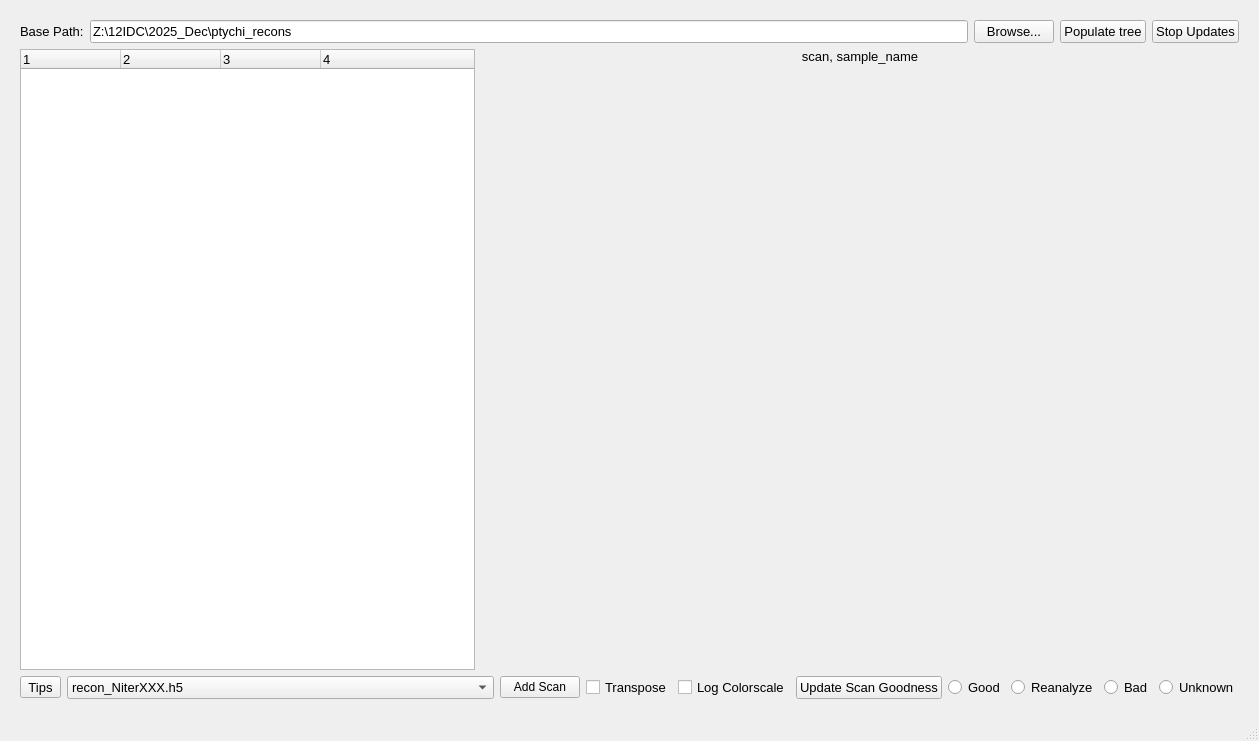
First picture: the form in ptychi_file_browser.ui, repository jooneal225/ptychi-file-browser, before the edit.
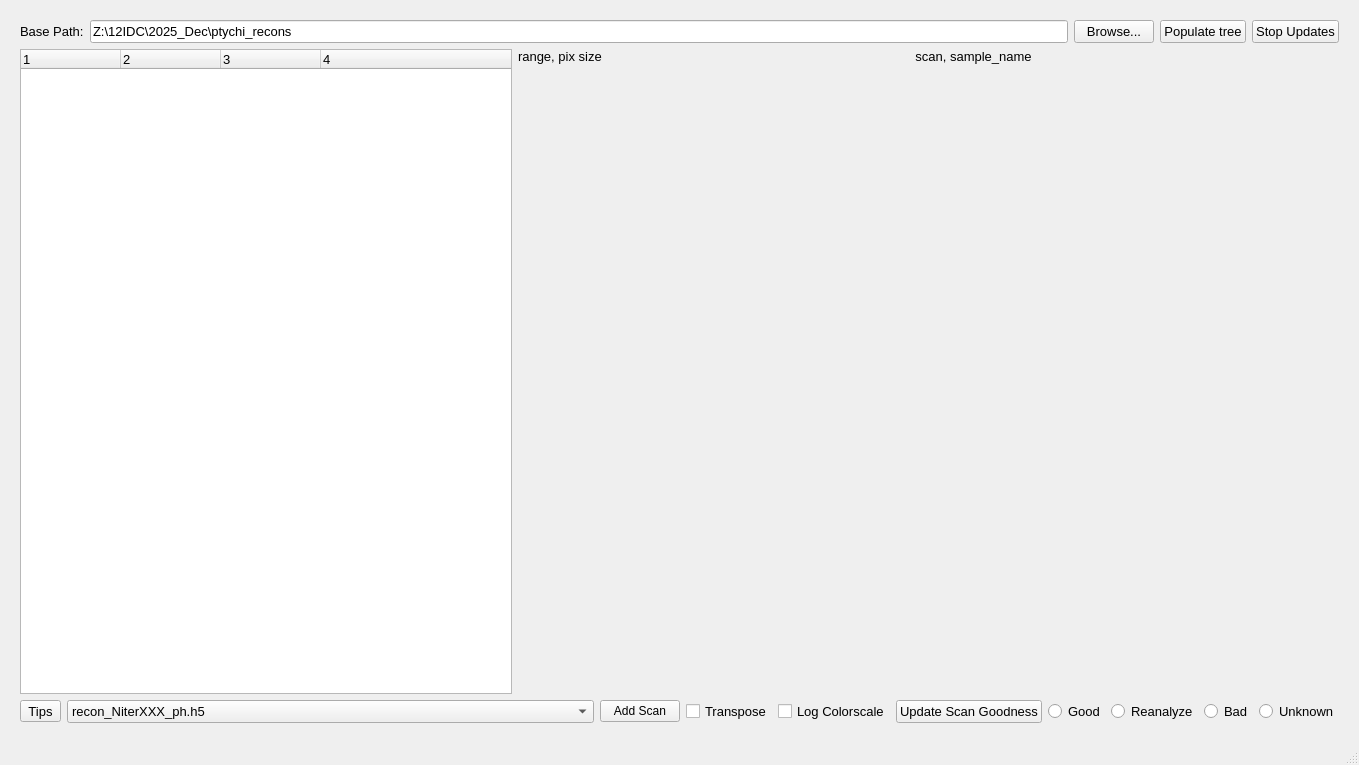
Second picture: the form after the edit.

Commit message: Add measurement tools, image info label, and new recon variants

```diff
--- a/ptychi_file_browser.ui
+++ b/ptychi_file_browser.ui
@@ -6,8 +6,8 @@
    <rect>
     <x>0</x>
     <y>0</y>
-    <width>1259</width>
-    <height>741</height>
+    <width>1359</width>
+    <height>765</height>
    </rect>
   </property>
   <property name="windowTitle">
@@ -27,7 +27,7 @@
     <property name="bottomMargin">
      <number>20</number>
     </property>
-    <item row="0" column="0">
+    <item row="1" column="0">
      <layout class="QVBoxLayout" name="verticalLayout">
       <item>
        <layout class="QHBoxLayout" name="horizontalLayout">
@@ -130,6 +130,20 @@
         <item>
          <layout class="QVBoxLayout" name="verticalLayout_2">
           <item>
+           <layout class="QHBoxLayout" name="horizontalLayout_4">
+            <item>
+             <widget class="QLabel" name="label_plot_info">
+              <property name="font">
+               <font>
+                <pointsize>10</pointsize>
+               </font>
+              </property>
+              <property name="text">
+               <string>range, pix size</string>
+              </property>
+             </widget>
+            </item>
+            <item>
            <widget class="QLabel" name="label_plot_1">
             <property name="sizePolicy">
              <sizepolicy hsizetype="Expanding" vsizetype="Preferred">
@@ -150,6 +164,8 @@
             </property>
            </widget>
           </item>
+           </layout>
+          </item>
           <item>
            <widget class="QWidget" name="graphicsView_1" native="true">
             <property name="sizePolicy">
@@ -201,7 +217,17 @@
           </property>
           <item>
            <property name="text">
-            <string>recon_NiterXXX.h5</string>
+            <string>recon_NiterXXX_ph.h5</string>
+           </property>
+          </item>
+          <item>
+           <property name="text">
+            <string>recon_NiterXXX_mag.h5</string>
+           </property>
+          </item>
+          <item>
+           <property name="text">
+            <string>recon_NiterXXX_pos.h5</string>
            </property>
           </item>
           <item>
```
Left out of the diff: 2 changed lines with no effect on the pictures. Lines whose indentation alone changed are shown as unchanged. The commit also changes 1 other file.
